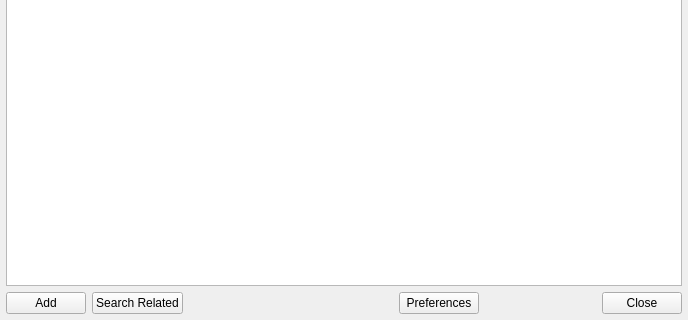
This is src/youtubewindow.ui in rigon/qmmp-plugin-youtube as Qt 5 draws it before an edit; both pictures show x 0 to 688 and y 280 to 600 of the 688 by 600 pixel window. The edited form follows.
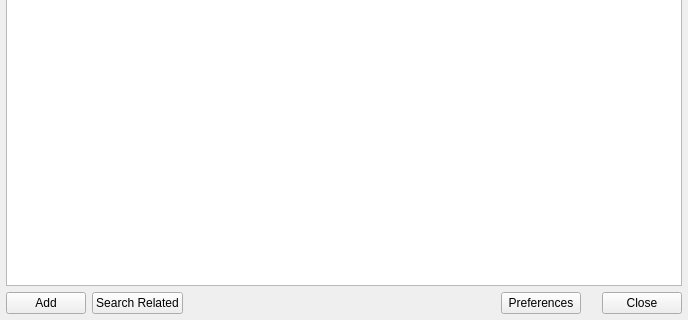
This is the edited form. Icons and pictures are not drawn.

The edit to the form file:
```diff
--- a/src/youtubewindow.ui
+++ b/src/youtubewindow.ui
@@ -111,8 +111,33 @@
        </property>
       </widget>
      </item>
+     <item>
+      <spacer name="horizontalSpacer_2">
+       <property name="orientation">
+        <enum>Qt::Horizontal</enum>
+       </property>
+       <property name="sizeType">
+        <enum>QSizePolicy::Fixed</enum>
+       </property>
+       <property name="sizeHint" stdset="0">
+        <size>
+         <width>15</width>
+         <height>20</height>
+        </size>
+       </property>
+      </spacer>
+     </item>
      <item>
       <widget class="QDialogButtonBox" name="buttonClose">
+       <property name="sizePolicy">
+        <sizepolicy hsizetype="Fixed" vsizetype="Fixed">
+         <horstretch>0</horstretch>
+         <verstretch>0</verstretch>
+        </sizepolicy>
+       </property>
+       <property name="layoutDirection">
+        <enum>Qt::LeftToRight</enum>
+       </property>
        <property name="orientation">
         <enum>Qt::Horizontal</enum>
        </property>
```
